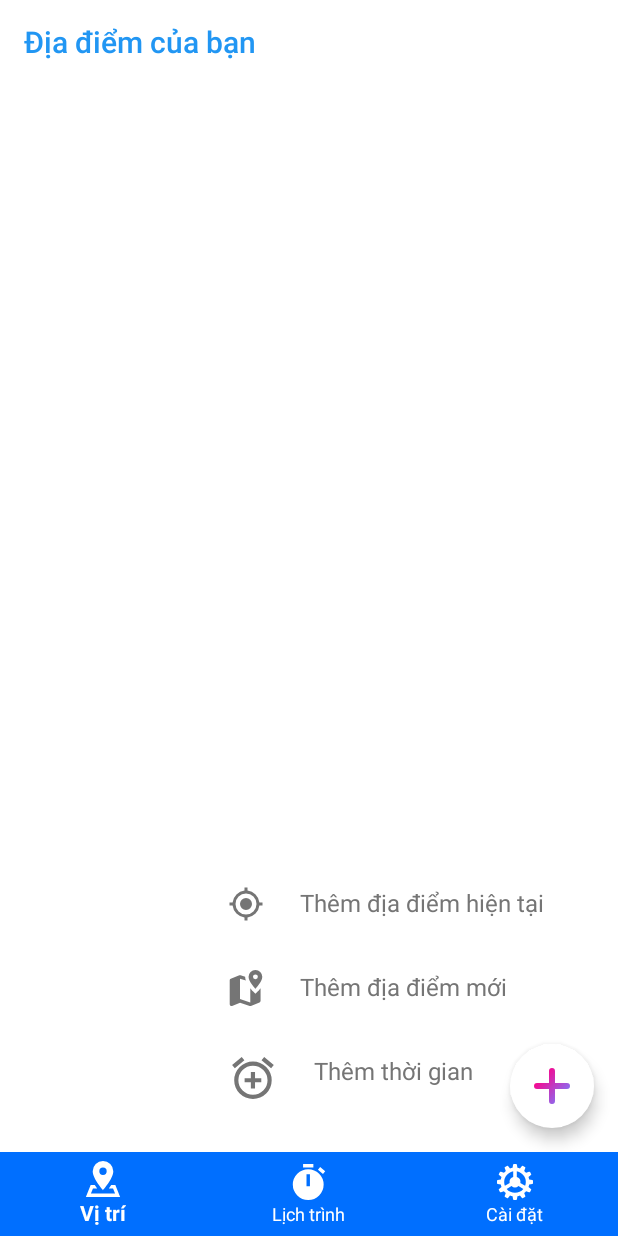
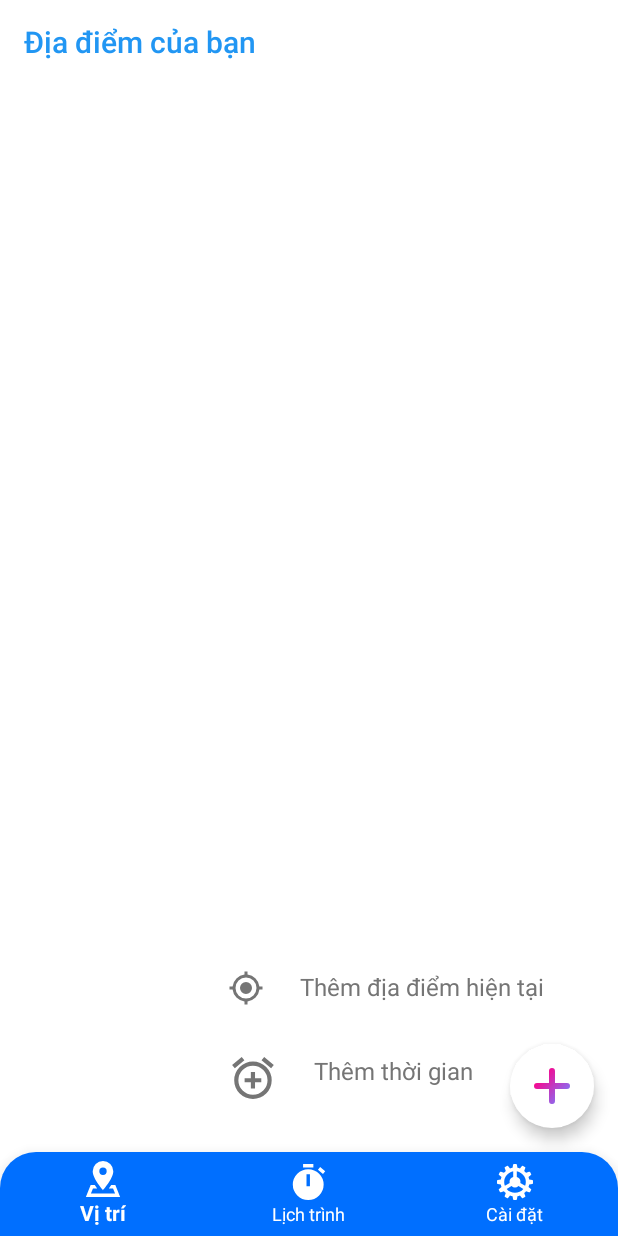
Before and after one commit to thanhle1547/CSE441-LTDD_Team4, an Android app: the screen it shows after launch (MainActivity), on a phone screen of 412 x 824 dp. Run offline under Robolectric (Android 15) with nearby library versions, the phone set to English and light mode, and no system bars; our stand-ins replace navigation-ui; libraries missing offline, so code that uses them is left out: com.gordonwong.materialsheetfab; plain views replace DimOverlayFrameLayout, RevealLinearLayout; 3 statements that could not run were skipped.

Commit message:
Modified layout, removed unused resources

```diff
--- a/source/app/src/main/java/com/example/devicesilencingapp/MainActivity.java
+++ b/source/app/src/main/java/com/example/devicesilencingapp/MainActivity.java
@@ -42,7 +42,7 @@ public class MainActivity extends AppCompatActivity implements View.OnClickListe
 			mGeofencesService = null;
 			mGeofencesBound = false;
 		}
-	};;
+	};
 
 	private GeofencesService mGeofencesService = null;
 
@@ -97,9 +97,6 @@ public class MainActivity extends AppCompatActivity implements View.OnClickListe
 								LocationDetailFragment.newInstance(LocationDetailFragment.ACTION_ADD))
 						.addToBackStack(null)
 						.commit();
-				materialSheetFab.hideSheet();
-				break;
-			case R.id.fab_sheet_item_add_new_location:
 				materialSheetFab.hideSheet();
 				break;
 			case R.id.fab_sheet_item_add_new_time:
@@ -179,7 +176,6 @@ public class MainActivity extends AppCompatActivity implements View.OnClickListe
 
 		// Set material sheet item click listeners
 		findViewById(R.id.fab_sheet_item_add_current_location).setOnClickListener(this);
-		findViewById(R.id.fab_sheet_item_add_new_location).setOnClickListener(this);
 		findViewById(R.id.fab_sheet_item_add_new_time).setOnClickListener(this);
 	}
 
--- a/source/app/src/main/res/drawable-v24/view_touch_selector.xml
+++ /dev/null
@@ -1,3 +0,0 @@
-<selector xmlns:android="http://schemas.android.com/apk/res/android">
-	<item android:state_pressed="true" android:drawable="@drawable/holo_pressed_blue" />
-</selector>
--- /dev/null
+++ b/source/app/src/main/res/drawable/bkg_bottom_navigation_view.xml
@@ -0,0 +1,9 @@
+<?xml version="1.0" encoding="utf-8"?>
+<shape xmlns:android="http://schemas.android.com/apk/res/android"
+    android:shape="rectangle">
+    <solid android:color="#006FFF"/>
+    <corners
+        android:topLeftRadius="24dp"
+        android:topRightRadius="24dp"
+        />
+</shape>
--- a/source/app/src/main/res/drawable/ic_map_marker.xml
+++ /dev/null
@@ -1,13 +0,0 @@
-<vector xmlns:android="http://schemas.android.com/apk/res/android"
-    android:width="24dp"
-    android:height="24dp"
-    android:viewportWidth="24"
-    android:viewportHeight="24">
-  <group>
-    <clip-path
-        android:pathData="M0,0h24v24h-24z"/>
-    <path
-        android:pathData="M18.285,0A4.571,4.571 0,0 0,13.715 4.571c0,3.265 4.571,8 4.571,8s4.571,-4.734 4.571,-8A4.571,4.571 0,0 0,18.285 0m0,2.937a1.634,1.634 0,1 1,-1.634 1.634A1.635,1.635 0,0 1,18.285 2.937m-10.318,0.491a1.137,1.137 0,0 0,-0.391 0.08L1.862,5.794a1.147,1.147 0,0 0,-0.719 1.062v16A1.144,1.144 0,0 0,2.715 23.918l5.325,-2.131L14.495,23.94a1.14,1.14 0,0 0,0.786 -0.022l5.714,-2.286A1.146,1.146 0,0 0,21.715 20.57L21.715,12.1c-0.791,1.006 -1.49,1.756 -1.786,2.062l-1.643,1.7 -1.643,-1.7c-0.3,-0.306 -0.995,-1.057 -1.786,-2.062v9.528l-0.036,0.013 -6.821,-2.274L8,5.8l0.036,-0.013L11.915,7.08a7.555,7.555 0,0 1,-0.489 -2.509c0,-0.021 0,-0.04 0,-0.06L8.361,3.486a1.14,1.14 0,0 0,-0.4 -0.058"
-        android:fillColor="#757575"/>
-  </group>
-</vector>
--- a/source/app/src/main/res/layout/activity_main.xml
+++ b/source/app/src/main/res/layout/activity_main.xml
@@ -54,9 +54,9 @@
         android:layout_width="match_parent"
         android:layout_height="wrap_content"
         android:layout_alignParentBottom="true"
-        android:background="#006FFF"
+        android:background="@drawable/bkg_bottom_navigation_view"
         app:itemIconTint="#fff"
         app:itemTextColor="#fff"
         app:menu="@menu/bottom_nav"
-        app:elevation="0dp"/>
+        app:elevation="14dp"/>
 </RelativeLayout>
--- a/source/app/src/main/res/layout/app_fab.xml
+++ b/source/app/src/main/res/layout/app_fab.xml
@@ -46,12 +46,6 @@
                     android:text="@string/add_current_location" />
 
                 <TextView
-                    android:id="@+id/fab_sheet_item_add_new_location"
-                    style="@style/TextAppearance.MaterialSheetFab.Sheet.Item"
-                    android:drawableStart="@drawable/ic_map_marker"
-                    android:text="@string/add_new_location" />
-
-                <TextView
                     android:id="@+id/fab_sheet_item_add_new_time"
                     style="@style/TextAppearance.MaterialSheetFab.Sheet.Item"
                     android:drawableStart="@drawable/ic_alarm_add"
--- a/source/app/src/main/res/layout/mbs_location.xml
+++ b/source/app/src/main/res/layout/mbs_location.xml
@@ -5,7 +5,7 @@
     android:layout_width="match_parent"
     android:layout_height="wrap_content"
     android:paddingTop="12dp"
-    android:background="@drawable/background_sheet">
+    android:background="@drawable/bkg_sheet">
 
     <RelativeLayout
         android:layout_width="match_parent"
--- a/source/app/src/main/res/layout/mbs_time.xml
+++ b/source/app/src/main/res/layout/mbs_time.xml
@@ -1,7 +1,7 @@
 <?xml version="1.0" encoding="utf-8"?>
 <LinearLayout android:layout_width="match_parent"
     android:layout_height="wrap_content"
-    android:background="@drawable/background_sheet"
+    android:background="@drawable/bkg_sheet"
     android:orientation="vertical"
     xmlns:android="http://schemas.android.com/apk/res/android">
 
--- a/source/app/src/main/res/values/colors.xml
+++ b/source/app/src/main/res/values/colors.xml
@@ -8,19 +8,14 @@
     <color name="blue_grey_500">#607D8B</color>
     <color name="cyan_300">#4DD0E1</color>
     <color name="deep_purple_300">#B39DDB</color>
-    <color name="green_500">#4CAF50</color>
-    <color name="grey_100">#FAFAFA</color>
-    <color name="grey_200">#EEEEEE</color>
     <color name="grey_300">#E0E0E0</color>
     <color name="grey_400">#BDBDBD</color>
     <color name="grey_600">#757575</color>
     <color name="red_400">#EF5350</color>
-    <color name="red_600">#E53935</color>
     <color name="white">#FFFFFF</color>
     <color name="pink">#BA68C8</color>
 
     <!-- Switch color -->
     <color name="disable_foreground_grey">#42221f1f</color>
-    <color name="disable_thumb_grey">#1c000000</color>
     <color name="enable_thumb_grey">#46bdbf</color>
 </resources>
--- a/source/app/src/main/res/values/dimens.xml
+++ b/source/app/src/main/res/values/dimens.xml
@@ -12,11 +12,7 @@
 
     <dimen name="fab_elevation">4dp</dimen>
     <dimen name="fab_sheet_elevation">0dp</dimen>
-    <dimen name="list_item_spacing">16dp</dimen>
-    <dimen name="list_item_spacing_half">8dp</dimen>
 
     <!-- Default screen margins, per the Android Design guidelines. -->
-    <dimen name="activity_horizontal_margin">16dp</dimen>
-    <dimen name="activity_vertical_margin">16dp</dimen>
 
 </resources>
--- a/source/app/src/main/res/values/styles.xml
+++ b/source/app/src/main/res/values/styles.xml
@@ -10,14 +10,6 @@
     </style>
 
     <style name="ColorPrimary" parent="Base.ThemeOverlay.AppCompat.ActionBar">
-        <item name="android:colorPrimary">@color/blue_500</item>
-    </style>
-
-    <style name="ColorSecondary" parent="Base.ThemeOverlay.AppCompat.ActionBar">
-        <item name="android:colorPrimary">@color/green_500</item>
-    </style>
-
-    <style name="ColorTertiary" parent="Base.ThemeOverlay.AppCompat.ActionBar">
         <item name="android:colorPrimary">@color/blue_500</item>
     </style>
 
```
Also changed, not shown: source/app/src/main/res/animator/state_ripple_button.xml (deleted, +0 -24 lines), source/app/src/main/res/layout/dialog_repeat.xml (deleted, +0 -54 lines), source/app/src/main/res/drawable-v24/holo_pressed_blue.png (deleted), source/app/src/main/res/drawable/bkg_sheet.xml (renamed from source/app/src/main/res/drawable/background_sheet.xml).
